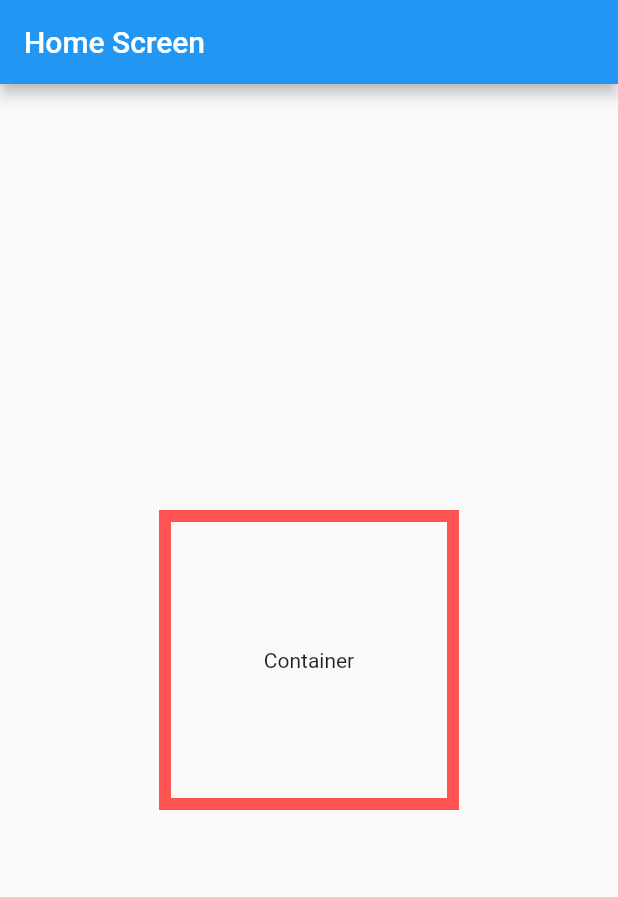
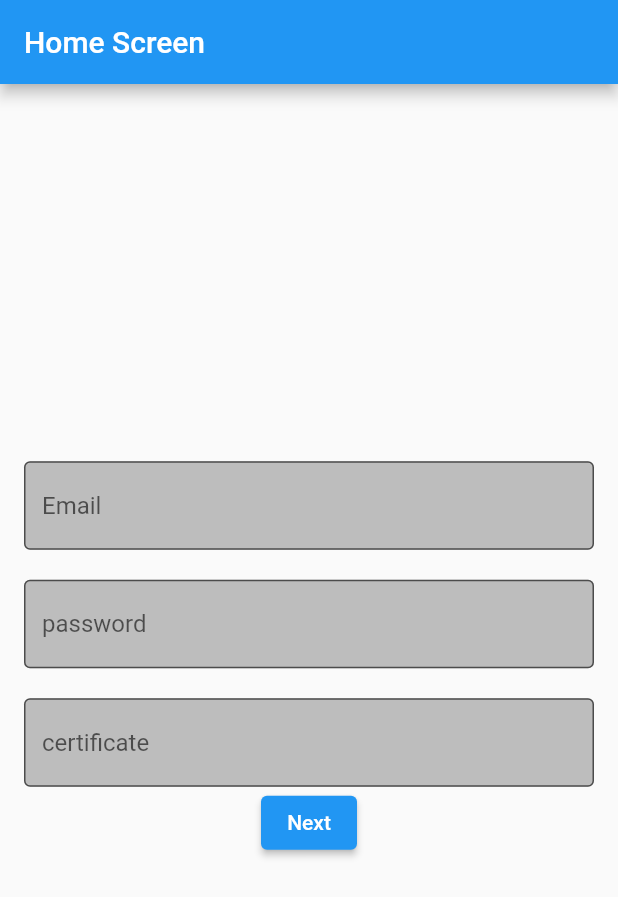
Before and after one commit to HasanJuned/practise_project, a Flutter app: the screen it shows after launch, on a phone screen of 412 x 824 dp. Shown: the top 897 px of the screen. Run offline on Flutter 3.47's test engine with Material 2 defaults, Android fonts, the phone set to English and light mode, and no system bars.

Commit message:
TextFormField and Form validation

```diff
--- a/lib/main.dart
+++ b/lib/main.dart
@@ -17,7 +17,12 @@ class MyApp extends StatelessWidget {
 }
 
 class HomePage extends StatelessWidget {
-  const HomePage({Key? key}) : super(key: key);
+  HomePage({Key? key}) : super(key: key);
+
+  TextEditingController emailController = TextEditingController();
+  TextEditingController passwordController = TextEditingController();
+  TextEditingController numberController = TextEditingController();
+  GlobalKey<FormState> formKey =  GlobalKey<FormState>();
 
   @override
   Widget build(BuildContext context) {
@@ -28,18 +33,73 @@ class HomePage extends StatelessWidget {
       body: Padding(
         padding: const EdgeInsets.all(16.0),
         child: Center(
-          child: Column(
-            mainAxisAlignment: MainAxisAlignment.center,
-            children: [
-              Container(
-                height: 200,
-                width: 200,
-                alignment: Alignment.center,
-                decoration: BoxDecoration(
-                    border: Border.all(color: Colors.redAccent, width: 8)),
-                child: Text('Container'),
-              )
-            ],
+          child: Form(
+            key: formKey,
+            child: Column(
+              mainAxisAlignment: MainAxisAlignment.center,
+              children: [
+                TextFormField(
+                 validator: (String? value){
+                   if(value!.isEmpty ?? true){
+                     return 'enter your name';
+                   } else {
+
+                   }
+                 },
+                  controller: emailController,
+                  decoration: InputDecoration(
+                    hintText: 'Email',
+                    fillColor: Colors.grey.shade400,
+                    filled: true,
+
+                    border: OutlineInputBorder()
+                  ),
+
+                ),
+                SizedBox(height: 20,),
+                TextFormField(
+                  validator: (String? value){
+
+
+                    if(value?.isEmpty?? true){
+                      return 'enter password mandatory';
+
+                    } else {
+                      return null;
+                    }
+
+                  },
+                  controller: passwordController,
+                  decoration: InputDecoration(
+                    hintText: 'password',
+                    fillColor: Colors.grey.shade400,
+                    filled: true,
+
+                    border: OutlineInputBorder()
+                  ),
+
+                ),
+                SizedBox(height: 20,),
+                TextFormField(
+                  controller: numberController,
+                  decoration: InputDecoration(
+                    hintText: 'certificate',
+                    fillColor: Colors.grey.shade400,
+                    filled: true,
+
+                    border: OutlineInputBorder()
+                  ),
+
+                ),
+
+                ElevatedButton(onPressed: (){
+                  if (formKey.currentState!.validate()) {
+                    print('next screen or validation success');
+                  }
+                }, child: Text('Next'))
+
+              ],
+            ),
           ),
         ),
       ),
```
